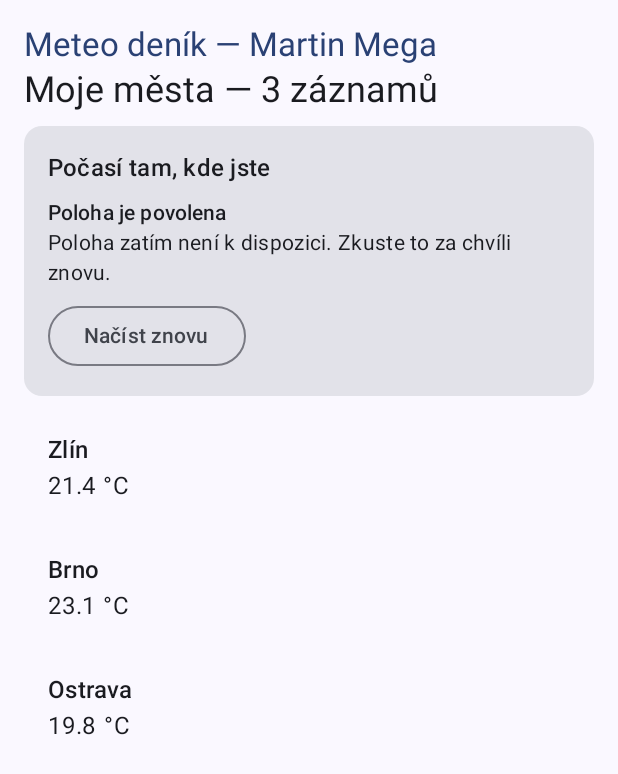
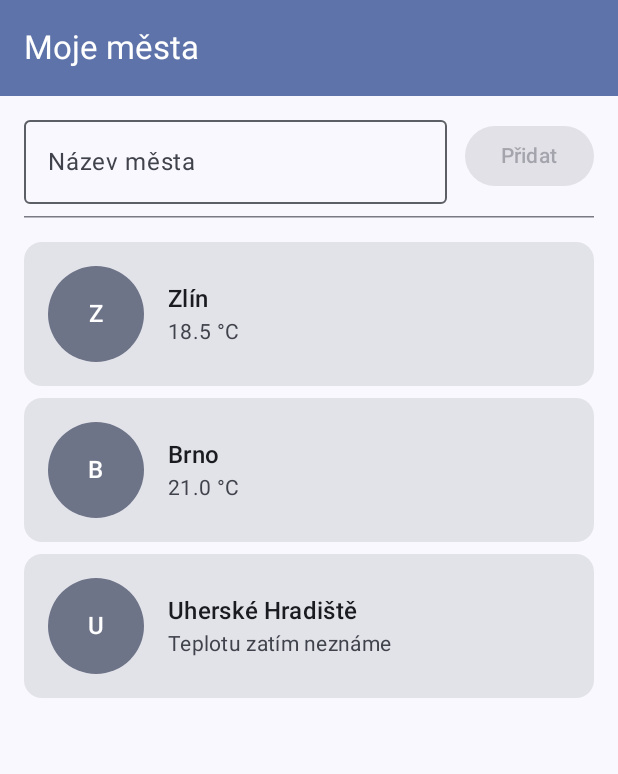
Before and after one commit to martinmega2003-commits/meteodenik, an Android app built with Jetpack Compose: the screen it shows after launch (MainActivity), on a phone screen of 412 x 824 dp. Shown: the top 774 px of the screen. Run offline under Robolectric (Android 15) with nearby library versions, the phone set to English and light mode, and no system bars.

Commit message:
Lekce 07: obrazovka seznamu mest v Compose, stav hoistovany do MestaObrazovka

```diff
--- a/app/src/main/java/cz/utb/meteodenik/MainActivity.kt
+++ b/app/src/main/java/cz/utb/meteodenik/MainActivity.kt
@@ -1,27 +1,11 @@
 package cz.utb.meteodenik
 
-import android.content.Intent
 import android.os.Bundle
 import android.util.Log
 import androidx.activity.ComponentActivity
 import androidx.activity.compose.setContent
 import androidx.activity.enableEdgeToEdge
-import androidx.compose.foundation.clickable
-import androidx.compose.foundation.layout.Column
-import androidx.compose.foundation.layout.fillMaxSize
-import androidx.compose.foundation.layout.fillMaxWidth
-import androidx.compose.foundation.layout.padding
-import androidx.compose.material3.MaterialTheme
-import androidx.compose.material3.Scaffold
-import androidx.compose.material3.Text
-import androidx.compose.runtime.Composable
-import androidx.compose.ui.Modifier
-import androidx.compose.ui.platform.LocalContext
-import androidx.compose.ui.res.pluralStringResource
-import androidx.compose.ui.res.stringResource
-import androidx.compose.ui.tooling.preview.Preview
-import androidx.compose.ui.unit.dp
-import cz.utb.meteodenik.model.UKAZKOVA_MESTA
+import cz.utb.meteodenik.ui.MestaObrazovka
 import cz.utb.meteodenik.ui.theme.MeteoDenikTheme
 
 private const val TAG = "Cyklus"
@@ -33,9 +17,7 @@ class MainActivity : ComponentActivity() {
         enableEdgeToEdge()
         setContent {
             MeteoDenikTheme {
-                Scaffold(modifier = Modifier.fillMaxSize()) { innerPadding ->
-                    SeznamMestObrazovka(modifier = Modifier.padding(innerPadding))
-                }
+                MestaObrazovka()
             }
         }
     }
@@ -70,54 +52,3 @@ class MainActivity : ComponentActivity() {
         Log.d(TAG, "MainActivity  onDestroy  (isFinishing = $isFinishing)")
     }
 }
-
-@Composable
-fun SeznamMestObrazovka(modifier: Modifier = Modifier) {
-    val context = LocalContext.current
-
-    Column(modifier = modifier.padding(16.dp)) {
-        Text(
-            text = stringResource(R.string.uvodni_text),
-            color = MaterialTheme.colorScheme.primary,
-            style = MaterialTheme.typography.titleLarge
-        )
-
-        // NOVÉ – krok 6: „Moje města — 3 záznamy“
-        // počet 2×: jednou pro výběr tvaru (záznam/záznamy/záznamů), podruhé jako číslo do textu
-        val pocet = UKAZKOVA_MESTA.size
-        Text(
-            text = stringResource(
-                R.string.seznam_titulek_pocet,
-                pluralStringResource(R.plurals.pocet_zaznamu, pocet, pocet)
-            ),
-            style = MaterialTheme.typography.headlineSmall
-        )
-
-        PolohaKarta(modifier = Modifier.padding(vertical = 8.dp))   // cvičení 6.2
-
-        UKAZKOVA_MESTA.forEach { mesto ->
-            Column(
-                modifier = Modifier
-                    .fillMaxWidth()
-                    .clickable {
-                        val intent = Intent(context, DetailMestaActivity::class.java)
-                            .putExtra(DetailMestaActivity.EXTRA_MESTO, mesto.nazev)
-                            .putExtra(DetailMestaActivity.EXTRA_TEPLOTA, mesto.teplota)
-                        context.startActivity(intent)
-                    }
-                    .padding(16.dp)
-            ) {
-                Text(text = mesto.nazev, style = MaterialTheme.typography.titleMedium)
-                Text(text = stringResource(R.string.teplota_format, mesto.teplota))
-            }
-        }
-    }
-}
-
-@Preview(showBackground = true)
-@Composable
-fun SeznamMestObrazovkaPreview() {
-    MeteoDenikTheme {
-        SeznamMestObrazovka()
-    }
-}
--- a/app/src/main/java/cz/utb/meteodenik/model/Mesto.kt
+++ b/app/src/main/java/cz/utb/meteodenik/model/Mesto.kt
@@ -1,13 +1,7 @@
 package cz.utb.meteodenik.model
 
 data class Mesto(
+    val id: Int,
     val nazev: String,
-    val teplota: Double
+    val teplotaC: Double?   // null = teplotu ještě neznáme, doplní ji API v lekci 11
 )
-
-
-val UKAZKOVA_MESTA = listOf(
-    Mesto("Zlín", 21.4),
-    Mesto("Brno", 23.1),
-    Mesto("Ostrava", 19.8)
-)
--- /dev/null
+++ b/app/src/main/java/cz/utb/meteodenik/ui/MestaScreen.kt
@@ -0,0 +1,269 @@
+package cz.utb.meteodenik.ui
+
+import android.content.res.Configuration
+import androidx.compose.foundation.background
+import androidx.compose.foundation.layout.Arrangement
+import androidx.compose.foundation.layout.Box
+import androidx.compose.foundation.layout.Column
+import androidx.compose.foundation.layout.PaddingValues
+import androidx.compose.foundation.layout.Row
+import androidx.compose.foundation.layout.Spacer
+import androidx.compose.foundation.layout.fillMaxSize
+import androidx.compose.foundation.layout.fillMaxWidth
+import androidx.compose.foundation.layout.height
+import androidx.compose.foundation.layout.padding
+import androidx.compose.foundation.layout.size
+import androidx.compose.foundation.layout.width
+import androidx.compose.foundation.lazy.LazyColumn
+import androidx.compose.foundation.lazy.items
+import androidx.compose.foundation.shape.CircleShape
+import androidx.compose.material3.Button
+import androidx.compose.material3.Card
+import androidx.compose.material3.ExperimentalMaterial3Api
+import androidx.compose.material3.HorizontalDivider
+import androidx.compose.material3.MaterialTheme
+import androidx.compose.material3.OutlinedTextField
+import androidx.compose.material3.Scaffold
+import androidx.compose.material3.Text
+import androidx.compose.material3.TopAppBar
+import androidx.compose.material3.TopAppBarDefaults
+import androidx.compose.runtime.Composable
+import androidx.compose.runtime.getValue
+import androidx.compose.runtime.mutableStateOf
+import androidx.compose.runtime.remember
+import androidx.compose.runtime.saveable.rememberSaveable
+import androidx.compose.runtime.setValue
+import androidx.compose.ui.Alignment
+import androidx.compose.ui.Modifier
+import androidx.compose.ui.draw.clip
+import androidx.compose.ui.res.stringResource
+import androidx.compose.ui.semantics.contentDescription
+import androidx.compose.ui.semantics.semantics
+import androidx.compose.ui.text.style.TextOverflow
+import androidx.compose.ui.tooling.preview.Preview
+import androidx.compose.ui.unit.dp
+import cz.utb.meteodenik.R
+import cz.utb.meteodenik.model.Mesto
+import cz.utb.meteodenik.ui.theme.MeteoDenikTheme
+
+@Composable
+fun MestoKarta(
+    mesto: Mesto,
+    modifier: Modifier = Modifier
+) {
+    Card(modifier = modifier.fillMaxWidth()) {
+        Row(
+            modifier = Modifier.padding(16.dp),
+            verticalAlignment = Alignment.CenterVertically
+        ) {
+            Box(
+                modifier = Modifier
+                    .size(64.dp)
+                    .clip(CircleShape)
+                    .background(MaterialTheme.colorScheme.secondaryContainer)
+                    .semantics { contentDescription = mesto.nazev },
+                contentAlignment = Alignment.Center
+            ) {
+                Text(
+                    text = mesto.nazev.take(1).uppercase(),
+                    style = MaterialTheme.typography.titleMedium,
+                    color = MaterialTheme.colorScheme.onSecondaryContainer
+                )
+            }
+
+            Spacer(modifier = Modifier.width(16.dp))
+
+            Column(modifier = Modifier.weight(1f)) {
+                Text(
+                    text = mesto.nazev,
+                    style = MaterialTheme.typography.titleMedium,
+                    maxLines = 1,
+                    overflow = TextOverflow.Ellipsis
+                )
+                Text(
+                    text = if (mesto.teplotaC != null) {
+                        stringResource(R.string.mesto_teplota, mesto.teplotaC)
+                    } else {
+                        stringResource(R.string.mesto_teplota_neznama)
+                    },
+                    style = MaterialTheme.typography.bodyMedium,
+                    color = MaterialTheme.colorScheme.onSurfaceVariant
+                )
+            }
+        }
+    }
+}
+
+internal val ukazkovaMesta = listOf(
+    Mesto(id = 1, nazev = "Zlín", teplotaC = 18.5),
+    Mesto(id = 2, nazev = "Brno", teplotaC = 21.0),
+    Mesto(id = 3, nazev = "Uherské Hradiště", teplotaC = null)
+)
+
+@Preview(name = "Karta — světlá", showBackground = true)
+@Preview(name = "Karta — tmavá", showBackground = true, uiMode = Configuration.UI_MODE_NIGHT_YES)
+@Composable
+private fun MestoKartaPreview() {
+    MeteoDenikTheme {
+        MestoKarta(mesto = ukazkovaMesta.first(), modifier = Modifier.padding(16.dp))
+    }
+}
+
+@Composable
+fun PridatMestoRadek(
+    nazev: String,
+    onNazevChange: (String) -> Unit,
+    onPridat: () -> Unit,
+    modifier: Modifier = Modifier
+) {
+    Row(
+        modifier = modifier.fillMaxWidth(),
+        verticalAlignment = Alignment.CenterVertically
+    ) {
+        OutlinedTextField(
+            value = nazev,
+            onValueChange = onNazevChange,
+            label = { Text(stringResource(R.string.mesto_pole_label)) },
+            singleLine = true,
+            modifier = Modifier.weight(1f)
+        )
+        Spacer(modifier = Modifier.width(12.dp))
+        Button(
+            onClick = onPridat,
+            enabled = nazev.isNotBlank()
+        ) {
+            Text(text = stringResource(R.string.mesto_pridat))
+        }
+    }
+}
+
+@Preview(name = "Řádek přidání", showBackground = true)
+@Composable
+private fun PridatMestoRadekPreview() {
+    MeteoDenikTheme {
+        Column(modifier = Modifier.padding(16.dp)) {
+            PridatMestoRadek(nazev = "", onNazevChange = {}, onPridat = {})
+            Spacer(modifier = Modifier.height(16.dp))
+            PridatMestoRadek(nazev = "Zlín", onNazevChange = {}, onPridat = {})
+        }
+    }
+}
+
+@Composable
+fun MestaSeznam(
+    mesta: List<Mesto>,
+    modifier: Modifier = Modifier
+) {
+    if (mesta.isEmpty()) {
+        Text(
+            text = stringResource(R.string.mesta_prazdno),
+            style = MaterialTheme.typography.bodyMedium,
+            color = MaterialTheme.colorScheme.onSurfaceVariant,
+            modifier = modifier.padding(vertical = 32.dp)
+        )
+    } else {
+        LazyColumn(
+            modifier = modifier.fillMaxSize(),
+            contentPadding = PaddingValues(vertical = 8.dp),
+            verticalArrangement = Arrangement.spacedBy(8.dp)
+        ) {
+            items(
+                items = mesta,
+                key = { mesto -> mesto.id }
+            ) { mesto ->
+                MestoKarta(mesto = mesto)
+            }
+        }
+    }
+}
+
+@OptIn(ExperimentalMaterial3Api::class)   // TopAppBar je v Material 3 stále experimentální
+@Composable
+fun MestaObsah(
+    mesta: List<Mesto>,
+    novyNazev: String,
+    onNovyNazevChange: (String) -> Unit,
+    onPridatMesto: () -> Unit,
+    modifier: Modifier = Modifier
+) {
+    Scaffold(
+        modifier = modifier.fillMaxSize(),
+        topBar = {
+            TopAppBar(
+                title = { Text(text = stringResource(R.string.mesta_titulek)) },
+                colors = TopAppBarDefaults.topAppBarColors(
+                    containerColor = MaterialTheme.colorScheme.primaryContainer,
+                    titleContentColor = MaterialTheme.colorScheme.onPrimaryContainer
+                )
+            )
+        }
+    ) { innerPadding ->
+        Column(
+            modifier = Modifier
+                .padding(innerPadding)
+                .padding(horizontal = 16.dp)
+        ) {
+            Spacer(modifier = Modifier.height(8.dp))
+            PridatMestoRadek(
+                nazev = novyNazev,
+                onNazevChange = onNovyNazevChange,
+                onPridat = onPridatMesto
+            )
+            HorizontalDivider(modifier = Modifier.padding(vertical = 8.dp))
+            MestaSeznam(mesta = mesta)
+        }
+    }
+}
+
+@Composable
+fun MestaObrazovka(modifier: Modifier = Modifier) {
+    // Jediné místo v celé obrazovce, kde bydlí stav.
+    // V lekci 08 převezme seznam měst ViewModel; komponenty pod ní se nezmění.
+    var novyNazev by rememberSaveable { mutableStateOf("") }
+    var mesta by remember { mutableStateOf(ukazkovaMesta) }
+
+    MestaObsah(
+        mesta = mesta,
+        novyNazev = novyNazev,
+        onNovyNazevChange = { novyNazev = it },
+        onPridatMesto = {
+            val nazev = novyNazev.trim()
+            if (nazev.isNotEmpty()) {
+                mesta = mesta + Mesto(
+                    id = (mesta.maxOfOrNull { it.id } ?: 0) + 1,
+                    nazev = nazev,
+                    teplotaC = null
+                )
+                novyNazev = ""
+            }
+        },
+        modifier = modifier
+    )
+}
+
+@Preview(name = "Obrazovka — světlá", showBackground = true)
+@Preview(name = "Obrazovka — tmavá", showBackground = true, uiMode = Configuration.UI_MODE_NIGHT_YES)
+@Composable
+private fun MestaObsahPreview() {
+    MeteoDenikTheme {
+        MestaObsah(
+            mesta = ukazkovaMesta,
+            novyNazev = "Otrokovice",
+            onNovyNazevChange = {},
+            onPridatMesto = {}
+        )
+    }
+}
+
+@Preview(name = "Obrazovka — prázdný seznam", showBackground = true)
+@Composable
+private fun MestaObsahPrazdnaPreview() {
+    MeteoDenikTheme {
+        MestaObsah(
+            mesta = emptyList(),
+            novyNazev = "",
+            onNovyNazevChange = {},
+            onPridatMesto = {}
+        )
+    }
+}
--- a/app/src/main/res/values/strings.xml
+++ b/app/src/main/res/values/strings.xml
@@ -33,4 +33,13 @@
 
     <!-- Detail města (cvičení 6.1) -->
     <string name="detail_souhrn">%1$s má právě %2$.1f °C</string>
+
+    <!-- Lekce 07: obrazovka seznamu měst v Compose -->
+    <string name="mesta_titulek">Moje města</string>
+    <string name="mesta_prazdno">Zatím tu není žádné město. Přidejte první.</string>
+    <string name="mesto_pole_label">Název města</string>
+    <string name="mesto_pridat">Přidat</string>
+    <string name="mesto_teplota">%1$.1f °C</string>
+    <string name="mesto_teplota_neznama">Teplotu zatím neznáme</string>
+    <string name="mesto_avatar_popis">Značka města</string>
 </resources>
```
Also changed, not shown: 1 other file.
